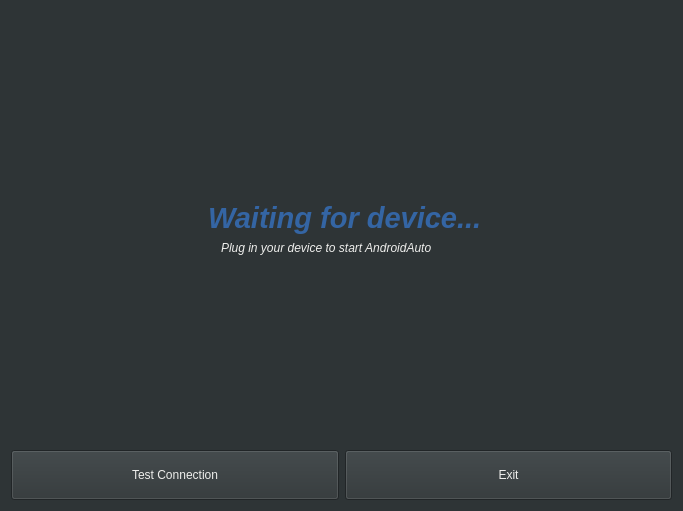
Before: the Qt Designer form autoapp/Pages/HomePage.ui in prasha-au/openauto, drawn with Qt 5.
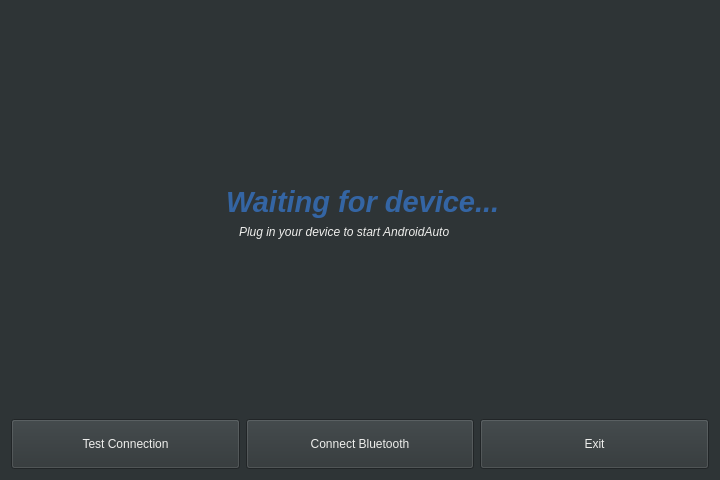
After: the same form once the commit is applied. Icons and pictures are not drawn.

Commit message:
Refactor and integrate Bluetooth pairing into autoapp. (#4)
* Remove btservice and fold classes into openauto

* Rename bt_protos to extra_protos as a generic way to add protos not found in the aasdk repo

* Remove several unused classes

* Removed Bluetooth adapter abstraction (RemoteDevice/DummyDevice)

* Improved cross compile tooling

What changed in the file:
```diff
--- a/autoapp/Pages/HomePage.ui
+++ b/autoapp/Pages/HomePage.ui
@@ -6,8 +6,8 @@
    <rect>
     <x>0</x>
     <y>0</y>
-    <width>683</width>
-    <height>511</height>
+    <width>720</width>
+    <height>480</height>
    </rect>
   </property>
   <property name="sizePolicy">
@@ -140,6 +140,19 @@
          </property>
         </widget>
        </item>
+       <item>
+        <widget class="QPushButton" name="pushButtonBluetooth">
+         <property name="minimumSize">
+          <size>
+           <width>0</width>
+           <height>50</height>
+          </size>
+         </property>
+         <property name="text">
+          <string>Connect Bluetooth</string>
+         </property>
+        </widget>
+       </item>
        <item>
         <widget class="QPushButton" name="pushButtonExit">
          <property name="minimumSize">
```
The commit also changes 28 other files.
